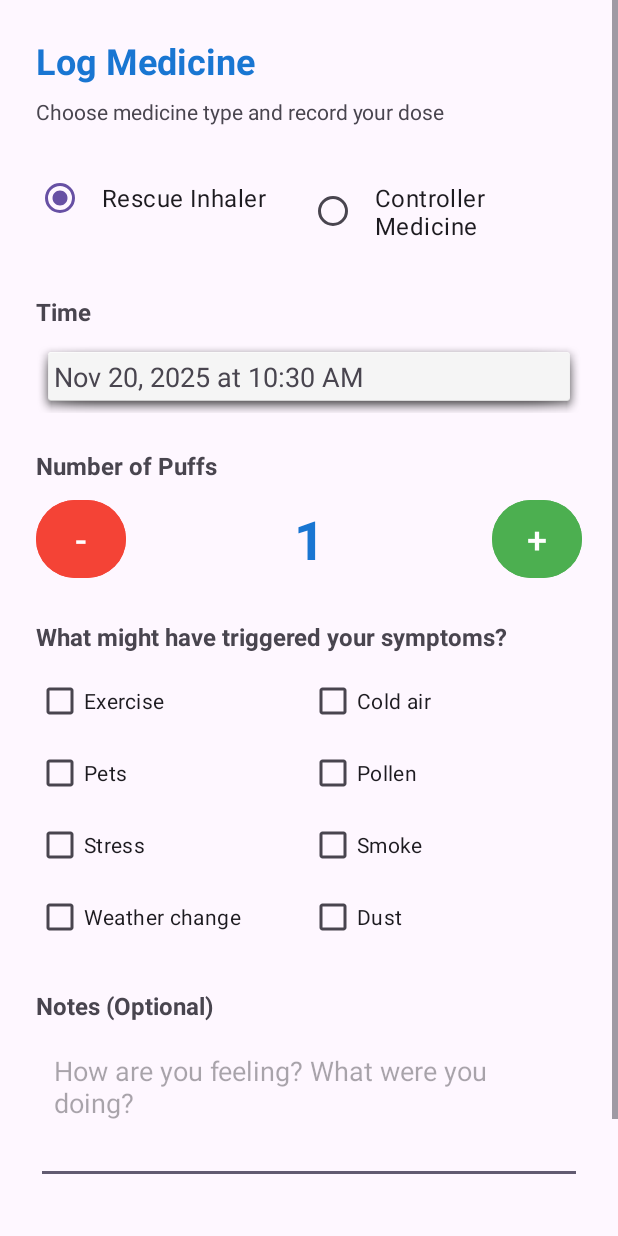
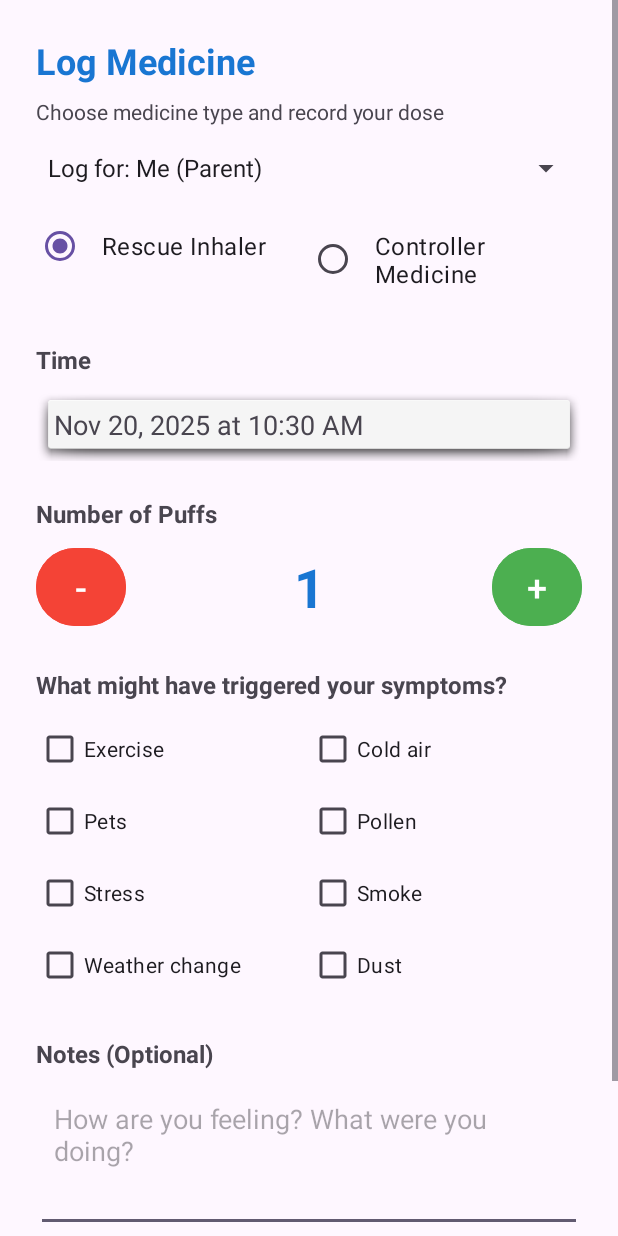
Before and after one commit to EricKel1/B07Assignment, an Android app: the LogRescueInhalerActivity screen opened directly, with no data from a screen before it, on a phone screen of 412 x 824 dp. Run offline under Robolectric (Android 15) with nearby library versions, the phone set to English and light mode, and no system bars; our stand-ins replace Firebase (no records; nobody signed in at launch, a user with empty details on screens opened directly); libraries missing offline, so code that uses them is left out: nl.dionsegijn.konfetti; 1 statement that could not run was skipped.

Commit message:
feat(notification): Implement Notification Center with RecyclerView and Notification handling and add user selection for logging inhaler doses and integrate inventory decrement

```diff
--- a/app/src/main/java/com/example/b07project/LogRescueInhalerActivity.java
+++ b/app/src/main/java/com/example/b07project/LogRescueInhalerActivity.java
@@ -21,6 +21,7 @@ import com.example.b07project.models.ControllerMedicineLog;
 import com.example.b07project.models.MedicineLog;
 import com.example.b07project.models.RescueInhalerLog;
 import com.example.b07project.repository.ControllerMedicineRepository;
+import com.example.b07project.repository.InventoryRepository;
 import com.example.b07project.repository.RescueInhalerRepository;
 import com.example.b07project.services.MotivationService;
 import com.google.firebase.auth.FirebaseAuth;
@@ -39,6 +40,13 @@ import nl.dionsegijn.konfetti.core.emitter.EmitterConfig;
 import nl.dionsegijn.konfetti.core.models.Shape;
 import nl.dionsegijn.konfetti.core.models.Size;
 
+import android.widget.ArrayAdapter;
+import android.widget.Spinner;
+import com.google.firebase.firestore.FirebaseFirestore;
+import com.google.firebase.firestore.QueryDocumentSnapshot;
+import java.util.HashMap;
+import java.util.Map;
+
 public class LogRescueInhalerActivity extends AppCompatActivity {
 
     private RadioGroup rgMedicineType;
@@ -52,16 +60,21 @@ public class LogRescueInhalerActivity extends AppCompatActivity {
     private EditText etNotes;
     private Button btnDecrease, btnIncrease, btnSave;
     private ProgressBar progress;
+    private Spinner spUserSelector;
 
     private int doseCount = 1;
     private Date timestamp;
     private Date scheduledTime = null;
     private RescueInhalerRepository rescueRepository;
     private ControllerMedicineRepository controllerRepository;
+    private InventoryRepository inventoryRepository;
     private MotivationService motivationService;
     private SimpleDateFormat dateFormat;
     private SimpleDateFormat timeFormat;
     private KonfettiView konfettiView;
+
+    private Map<String, String> childrenMap = new HashMap<>();
+    private List<String> childIds = new ArrayList<>();
 
     @Override
     protected void onCreate(Bundle savedInstanceState) {
@@ -71,6 +84,7 @@ public class LogRescueInhalerActivity extends AppCompatActivity {
         initializeViews();
         rescueRepository = new RescueInhalerRepository();
         controllerRepository = new ControllerMedicineRepository();
+        inventoryRepository = new InventoryRepository(this);
         motivationService = new MotivationService(this);
         dateFormat = new SimpleDateFormat("MMM dd, yyyy 'at' hh:mm a", Locale.getDefault());
         timeFormat = new SimpleDateFormat("hh:mm a", Locale.getDefault());
@@ -85,9 +99,11 @@ public class LogRescueInhalerActivity extends AppCompatActivity {
         updateDoseCountDisplay();
 
         setupListeners();
+        fetchChildren();
     }
 
     private void initializeViews() {
+        spUserSelector = findViewById(R.id.spUserSelector);
         rgMedicineType = findViewById(R.id.rgMedicineType);
         rbRescue = findViewById(R.id.rbRescue);
         rbController = findViewById(R.id.rbController);
@@ -112,6 +128,29 @@ public class LogRescueInhalerActivity extends AppCompatActivity {
         btnSave = findViewById(R.id.btnSave);
         progress = findViewById(R.id.progress);
     }
+
+    private void fetchChildren() {
+        String userId = FirebaseAuth.getInstance().getCurrentUser().getUid();
+        FirebaseFirestore.getInstance().collection("children")
+                .whereEqualTo("parentId", userId)
+                .get()
+                .addOnSuccessListener(snapshots -> {
+                    List<String> names = new ArrayList<>();
+                    names.add("Log for: Me (Parent)");
+                    childIds.clear();
+                    childIds.add(null);
+
+                    for (QueryDocumentSnapshot doc : snapshots) {
+                        names.add("Log for: " + doc.getString("name"));
+                        childIds.add(doc.getId());
+                    }
+
+                    ArrayAdapter<String> adapter = new ArrayAdapter<>(this, android.R.layout.simple_spinner_item, names);
+                    adapter.setDropDownViewResource(android.R.layout.simple_spinner_dropdown_item);
+                    spUserSelector.setAdapter(adapter);
+                });
+    }
+
 
     private void setupListeners() {
         rgMedicineType.setOnCheckedChangeListener((group, checkedId) -> {
@@ -210,6 +249,13 @@ public class LogRescueInhalerActivity extends AppCompatActivity {
         String notes = etNotes.getText().toString().trim();
         List<String> triggers = getSelectedTriggers();
 
+        // Get selected child ID
+        String selectedChildId = null;
+        if (spUserSelector.getAdapter() != null && !childIds.isEmpty()) {
+            selectedChildId = childIds.get(spUserSelector.getSelectedItemPosition());
+        }
+        final String childIdToUse = selectedChildId;
+
         if (isController) {
             ControllerMedicineLog log = new ControllerMedicineLog(
                 currentUser.getUid(),
@@ -224,13 +270,31 @@ public class LogRescueInhalerActivity extends AppCompatActivity {
             controllerRepository.saveLog(log, new ControllerMedicineRepository.SaveCallback() {
                 @Override
                 public void onSuccess(String documentId) {
-                    // Update controller streak after successful save
+                    // Decrement inventory
+                    inventoryRepository.decrementDose(currentUser.getUid(), childIdToUse, "Controller", doseCount, new InventoryRepository.SaveCallback() {
+                        @Override
+                        public void onSuccess() {
+                            // Continue with existing flow
                             motivationService.updateControllerStreak(() -> {
                                 showLoading(false);
                                 Toast.makeText(LogRescueInhalerActivity.this,
                                     "Controller medicine logged successfully! Streak updated.",
                                     Toast.LENGTH_LONG).show();
                                 finish();
+                            });
+                        }
+                        @Override
+                        public void onFailure(String error) {
+                            // Log error but don't stop the flow
+                            android.util.Log.e("Inventory", "Failed to decrement: " + error);
+                            motivationService.updateControllerStreak(() -> {
+                                showLoading(false);
+                                Toast.makeText(LogRescueInhalerActivity.this,
+                                    "Controller medicine logged successfully! Streak updated.",
+                                    Toast.LENGTH_LONG).show();
+                                finish();
+                            });
+                        }
                     });
                 }
 
@@ -252,6 +316,10 @@ public class LogRescueInhalerActivity extends AppCompatActivity {
             rescueRepository.saveLog(log, new RescueInhalerRepository.SaveCallback() {
                 @Override
                 public void onSuccess(String documentId) {
+                    // Decrement inventory
+                    inventoryRepository.decrementDose(currentUser.getUid(), childIdToUse, "Rescue", doseCount, new InventoryRepository.SaveCallback() {
+                        @Override
+                        public void onSuccess() {
                             showLoading(false);
                             // Check test badge after logging
                             motivationService.checkFirstRescueBadge(() -> {
@@ -259,6 +327,16 @@ public class LogRescueInhalerActivity extends AppCompatActivity {
                                 motivationService.checkLowRescueBadge(() -> {
                                     // Delay finish to allow dialog to show
                                 });
+                            });
+                        }
+                        @Override
+                        public void onFailure(String error) {
+                            android.util.Log.e("Inventory", "Failed to decrement: " + error);
+                            showLoading(false);
+                            motivationService.checkFirstRescueBadge(() -> {
+                                motivationService.checkLowRescueBadge(() -> {});
+                            });
+                        }
                     });
                 }
 
--- a/app/src/main/res/layout/activity_log_rescue_inhaler.xml
+++ b/app/src/main/res/layout/activity_log_rescue_inhaler.xml
@@ -33,13 +33,22 @@
             app:layout_constraintStart_toStartOf="parent"
             app:layout_constraintEnd_toEndOf="parent"/>
 
+        <Spinner
+            android:id="@+id/spUserSelector"
+            android:layout_width="0dp"
+            android:layout_height="wrap_content"
+            android:layout_marginTop="16dp"
+            app:layout_constraintTop_toBottomOf="@id/tvSubtitle"
+            app:layout_constraintStart_toStartOf="parent"
+            app:layout_constraintEnd_toEndOf="parent" />
+
         <RadioGroup
             android:id="@+id/rgMedicineType"
             android:layout_width="0dp"
             android:layout_height="wrap_content"
             android:orientation="horizontal"
-            android:layout_marginTop="24dp"
-            app:layout_constraintTop_toBottomOf="@id/tvSubtitle"
+            android:layout_marginTop="16dp"
+            app:layout_constraintTop_toBottomOf="@id/spUserSelector"
             app:layout_constraintStart_toStartOf="parent"
             app:layout_constraintEnd_toEndOf="parent">
 
```
Also changed, not shown: app/src/main/java/com/example/b07project/NotificationCenterActivity.java (added, +110 -0 lines), app/src/main/java/com/example/b07project/models/AppNotification.java (added, +40 -0 lines), app/src/main/java/com/example/b07project/utils/NotificationHelper.java (added, +40 -0 lines), app/src/main/res/layout/activity_notifications.xml (added, +37 -0 lines). Lines whose indentation alone changed are shown as unchanged.
